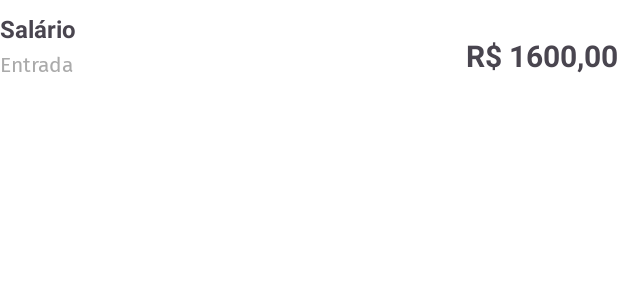
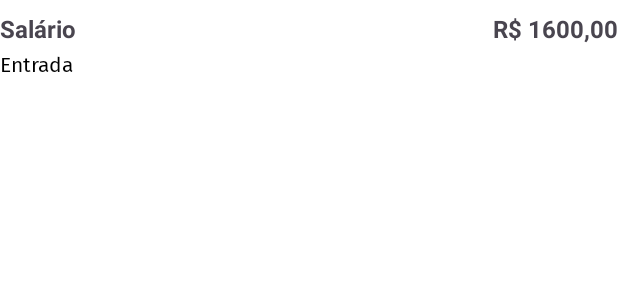
Before and after one commit to franklaercio/financial-android-app, an Android app: the layout transaction_item.xml on its own in the app's theme, with its tools: preview values and no code run, on a phone screen of 412 x 824 dp. Shown: the top 300 px of the screen. Run offline under Robolectric (Android 15) with nearby library versions, the phone set to English and light mode, and no system bars; Roboto replaces fonts that are not available here.

Commit message:
fix: adjusting colors, layout and methods

```diff
--- a/app/src/main/res/layout/activity_home.xml
+++ b/app/src/main/res/layout/activity_home.xml
@@ -119,6 +119,7 @@
 
         <!-- Data de validade real do cartão -->
         <TextView
+            android:id="@+id/textViewAdvice"
             android:layout_width="wrap_content"
             android:layout_height="wrap_content"
             android:text="up by 24% from last month"
--- a/app/src/main/res/layout/transaction_item.xml
+++ b/app/src/main/res/layout/transaction_item.xml
@@ -1,6 +1,7 @@
 <?xml version="1.0" encoding="utf-8"?>
 <androidx.constraintlayout.widget.ConstraintLayout xmlns:android="http://schemas.android.com/apk/res/android"
     xmlns:app="http://schemas.android.com/apk/res-auto"
+    xmlns:tools="http://schemas.android.com/tools"
     android:layout_width="match_parent"
     android:layout_height="wrap_content">
 
@@ -22,7 +23,7 @@
         android:layout_marginTop="2dp"
         android:fontFamily="@font/fira_sans"
         android:text="Entrada"
-        android:textColor="@android:color/darker_gray"
+        android:textColor="@color/black"
         android:textSize="14sp"
         app:layout_constraintStart_toStartOf="parent"
         app:layout_constraintTop_toBottomOf="@+id/textTitle" />
@@ -33,9 +34,8 @@
         android:layout_height="wrap_content"
         android:fontFamily="@font/fira_mono_bold"
         android:text="R$ 1600,00"
-        android:textSize="20sp"
+        android:textSize="16sp"
         android:textStyle="bold"
-        app:layout_constraintBottom_toTopOf="@+id/guideline"
         app:layout_constraintEnd_toEndOf="parent"
         app:layout_constraintTop_toTopOf="@+id/guideline4" />
 
```
Also changed, not shown: app/src/main/java/com/github/finacial/activities/HomeActivity.java (+13 -0 lines), app/src/main/java/com/github/finacial/adapters/TransactionAdapter.java (+10 -1 lines).
